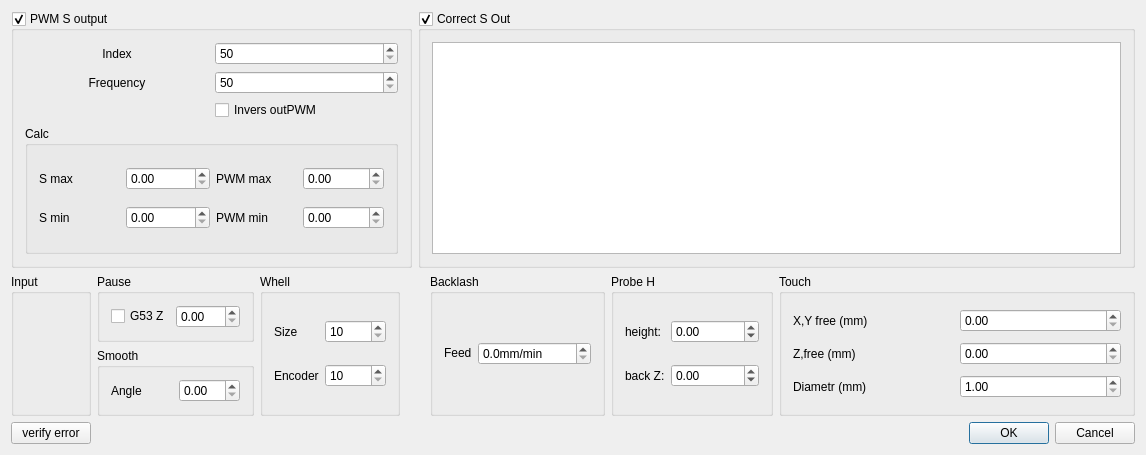
Above: wlproj/wlmill/wleditmillwidget.ui from wldevru/src before the change. Below: the same form after it.
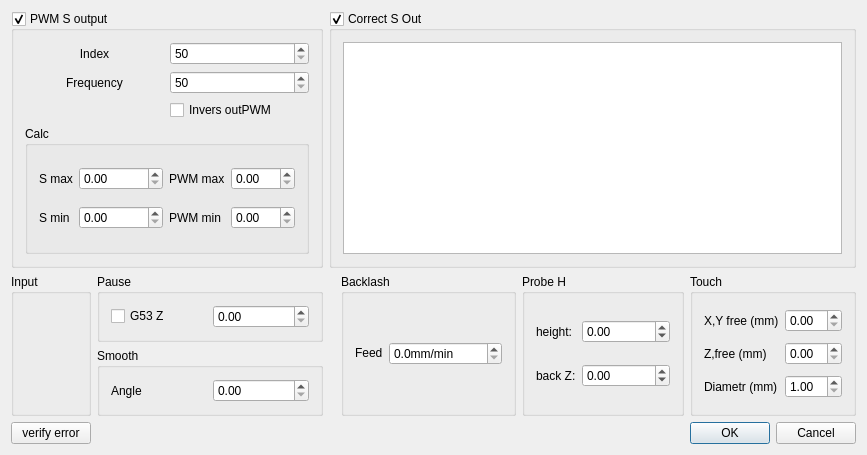
That is the form after the change. Custom widgets are drawn as their Qt base class.

What changed in the file:
```diff
--- a/wlproj/wlmill/wleditmillwidget.ui
+++ b/wlproj/wlmill/wleditmillwidget.ui
@@ -6,7 +6,7 @@
    <rect>
     <x>0</x>
     <y>0</y>
-    <width>1146</width>
+    <width>773</width>
     <height>455</height>
    </rect>
   </property>
@@ -14,83 +14,6 @@
    <string>Edit WLMill</string>
   </property>
   <layout class="QGridLayout" name="gridLayout_8">
-   <item row="3" column="10">
-    <widget class="QDialogButtonBox" name="buttonBox">
-     <property name="standardButtons">
-      <set>QDialogButtonBox::Cancel|QDialogButtonBox::Ok</set>
-     </property>
-    </widget>
-   </item>
-   <item row="0" column="6" colspan="5">
-    <widget class="QGroupBox" name="gbCorrectSOut">
-     <property name="title">
-      <string>Correct S Out</string>
-     </property>
-     <property name="checkable">
-      <bool>true</bool>
-     </property>
-     <layout class="QGridLayout" name="gridLayout_10">
-      <item row="0" column="0">
-       <widget class="QTableWidget" name="twCorrectS"/>
-      </item>
-     </layout>
-    </widget>
-   </item>
-   <item row="1" column="2">
-    <widget class="QGroupBox" name="groupBox_6">
-     <property name="sizePolicy">
-      <sizepolicy hsizetype="Maximum" vsizetype="Preferred">
-       <horstretch>0</horstretch>
-       <verstretch>0</verstretch>
-      </sizepolicy>
-     </property>
-     <property name="title">
-      <string>Pause</string>
-     </property>
-     <layout class="QGridLayout" name="gridLayout_12">
-      <item row="0" column="0">
-       <widget class="QCheckBox" name="cbHPause">
-        <property name="text">
-         <string>G53 Z</string>
-        </property>
-       </widget>
-      </item>
-      <item row="0" column="1">
-       <widget class="QDoubleSpinBox" name="sbHPause">
-        <property name="decimals">
-         <number>2</number>
-        </property>
-        <property name="maximum">
-         <double>300.000000000000000</double>
-        </property>
-       </widget>
-      </item>
-     </layout>
-    </widget>
-   </item>
-   <item row="2" column="2">
-    <widget class="QGroupBox" name="groupBox_3">
-     <property name="title">
-      <string>Smooth</string>
-     </property>
-     <layout class="QGridLayout" name="gridLayout_2">
-      <item row="0" column="0">
-       <widget class="QLabel" name="label_6">
-        <property name="text">
-         <string>Angle</string>
-        </property>
-       </widget>
-      </item>
-      <item row="0" column="1">
-       <widget class="QDoubleSpinBox" name="sbSmoothAng">
-        <property name="maximum">
-         <double>30.000000000000000</double>
-        </property>
-       </widget>
-      </item>
-     </layout>
-    </widget>
-   </item>
    <item row="1" column="1" rowspan="2">
     <widget class="QGroupBox" name="groupBox_4">
      <property name="title">
@@ -109,7 +32,210 @@
      </layout>
     </widget>
    </item>
-   <item row="0" column="1" colspan="5">
+   <item row="1" column="9" rowspan="2">
+    <widget class="QGroupBox" name="groupBox_8">
+     <property name="title">
+      <string>Touch</string>
+     </property>
+     <layout class="QGridLayout" name="gridLayout_13">
+      <item row="1" column="0">
+       <widget class="QLabel" name="label_21">
+        <property name="text">
+         <string>Z,free (mm)</string>
+        </property>
+       </widget>
+      </item>
+      <item row="0" column="1">
+       <widget class="QDoubleSpinBox" name="sbXYFreeTouch">
+        <property name="decimals">
+         <number>2</number>
+        </property>
+        <property name="minimum">
+         <double>0.000000000000000</double>
+        </property>
+        <property name="maximum">
+         <double>15.000000000000000</double>
+        </property>
+       </widget>
+      </item>
+      <item row="0" column="0">
+       <widget class="QLabel" name="label_20">
+        <property name="text">
+         <string>X,Y free (mm)</string>
+        </property>
+       </widget>
+      </item>
+      <item row="1" column="1">
+       <widget class="QDoubleSpinBox" name="sbZFreeTouch">
+        <property name="decimals">
+         <number>2</number>
+        </property>
+        <property name="minimum">
+         <double>0.000000000000000</double>
+        </property>
+        <property name="maximum">
+         <double>15.000000000000000</double>
+        </property>
+       </widget>
+      </item>
+      <item row="2" column="0">
+       <widget class="QLabel" name="label_22">
+        <property name="text">
+         <string>Diametr (mm)</string>
+        </property>
+       </widget>
+      </item>
+      <item row="2" column="1">
+       <widget class="QDoubleSpinBox" name="sbDiametrTouch">
+        <property name="decimals">
+         <number>2</number>
+        </property>
+        <property name="minimum">
+         <double>1.000000000000000</double>
+        </property>
+        <property name="maximum">
+         <double>50.000000000000000</double>
+        </property>
+       </widget>
+      </item>
+     </layout>
+    </widget>
+   </item>
+   <item row="1" column="8" rowspan="2">
+    <widget class="QGroupBox" name="groupBox_7">
+     <property name="title">
+      <string>Probe H</string>
+     </property>
+     <layout class="QGridLayout" name="gridLayout_9">
+      <item row="1" column="0">
+       <widget class="QLabel" name="label_18">
+        <property name="text">
+         <string>back Z:</string>
+        </property>
+       </widget>
+      </item>
+      <item row="0" column="1">
+       <widget class="QDoubleSpinBox" name="sbTabletHProbe">
+        <property name="decimals">
+         <number>2</number>
+        </property>
+        <property name="minimum">
+         <double>-9999999.000000000000000</double>
+        </property>
+        <property name="maximum">
+         <double>9999999.000000000000000</double>
+        </property>
+       </widget>
+      </item>
+      <item row="1" column="1">
+       <widget class="QDoubleSpinBox" name="sbBackZHProbe">
+        <property name="decimals">
+         <number>2</number>
+        </property>
+        <property name="minimum">
+         <double>-9999999.000000000000000</double>
+        </property>
+        <property name="maximum">
+         <double>9999999.000000000000000</double>
+        </property>
+       </widget>
+      </item>
+      <item row="0" column="0">
+       <widget class="QLabel" name="label_17">
+        <property name="text">
+         <string>height:</string>
+        </property>
+       </widget>
+      </item>
+     </layout>
+    </widget>
+   </item>
+   <item row="3" column="1">
+    <widget class="QPushButton" name="pbVerError">
+     <property name="text">
+      <string>verify error</string>
+     </property>
+    </widget>
+   </item>
+   <item row="1" column="7" rowspan="2">
+    <widget class="QGroupBox" name="groupBox">
+     <property name="sizePolicy">
+      <sizepolicy hsizetype="Minimum" vsizetype="Preferred">
+       <horstretch>0</horstretch>
+       <verstretch>0</verstretch>
+      </sizepolicy>
+     </property>
+     <property name="title">
+      <string>Backlash</string>
+     </property>
+     <layout class="QGridLayout" name="gridLayout_6">
+      <item row="0" column="2">
+       <widget class="QDoubleSpinBox" name="sbFbls">
+        <property name="sizePolicy">
+         <sizepolicy hsizetype="Preferred" vsizetype="Preferred">
+          <horstretch>0</horstretch>
+          <verstretch>0</verstretch>
+         </sizepolicy>
+        </property>
+        <property name="minimumSize">
+         <size>
+          <width>70</width>
+          <height>0</height>
+         </size>
+        </property>
+        <property name="suffix">
+         <string>mm/min</string>
+        </property>
+        <property name="decimals">
+         <number>1</number>
+        </property>
+        <property name="minimum">
+         <double>0.000000000000000</double>
+        </property>
+        <property name="maximum">
+         <double>60000.000000000000000</double>
+        </property>
+       </widget>
+      </item>
+      <item row="0" column="0">
+       <widget class="QLabel" name="label_10">
+        <property name="sizePolicy">
+         <sizepolicy hsizetype="Preferred" vsizetype="Maximum">
+          <horstretch>0</horstretch>
+          <verstretch>0</verstretch>
+         </sizepolicy>
+        </property>
+        <property name="text">
+         <string>Feed</string>
+        </property>
+       </widget>
+      </item>
+     </layout>
+    </widget>
+   </item>
+   <item row="3" column="9">
+    <widget class="QDialogButtonBox" name="buttonBox">
+     <property name="standardButtons">
+      <set>QDialogButtonBox::Cancel|QDialogButtonBox::Ok</set>
+     </property>
+    </widget>
+   </item>
+   <item row="0" column="5" colspan="5">
+    <widget class="QGroupBox" name="gbCorrectSOut">
+     <property name="title">
+      <string>Correct S Out</string>
+     </property>
+     <property name="checkable">
+      <bool>true</bool>
+     </property>
+     <layout class="QGridLayout" name="gridLayout_10">
+      <item row="0" column="0">
+       <widget class="QTableWidget" name="twCorrectS"/>
+      </item>
+     </layout>
+    </widget>
+   </item>
+   <item row="0" column="1" colspan="4">
     <widget class="QGroupBox" name="gbPWMOut">
      <property name="title">
       <string>PWM S output</string>
@@ -236,61 +362,8 @@
      </layout>
     </widget>
    </item>
-   <item row="3" column="1">
-    <widget class="QPushButton" name="pbVerError">
-     <property name="text">
-      <string>verify error</string>
-     </property>
-    </widget>
-   </item>
-   <item row="1" column="3" rowspan="2">
-    <widget class="QGroupBox" name="gbWhell">
-     <property name="title">
-      <string>Whell</string>
-     </property>
-     <property name="checkable">
-      <bool>false</bool>
-     </property>
-     <layout class="QGridLayout" name="gridLayout_7">
-      <item row="2" column="0">
-       <widget class="QLabel" name="label_19">
-        <property name="text">
-         <string>Encoder</string>
-        </property>
-       </widget>
-      </item>
-      <item row="2" column="1">
-       <widget class="QSpinBox" name="sbWEncoder">
-        <property name="minimum">
-         <number>10</number>
-        </property>
-        <property name="maximum">
-         <number>10000</number>
-        </property>
-       </widget>
-      </item>
-      <item row="0" column="1">
-       <widget class="QSpinBox" name="sbWhellSize">
-        <property name="minimum">
-         <number>10</number>
-        </property>
-        <property name="maximum">
-         <number>10000</number>
-        </property>
-       </widget>
-      </item>
-      <item row="0" column="0">
-       <widget class="QLabel" name="label_16">
-        <property name="text">
-         <string>Size</string>
-        </property>
-       </widget>
-      </item>
-     </layout>
-    </widget>
-   </item>
-   <item row="1" column="8" rowspan="2">
-    <widget class="QGroupBox" name="groupBox">
+   <item row="1" column="2" colspan="3">
+    <widget class="QGroupBox" name="groupBox_6">
      <property name="sizePolicy">
       <sizepolicy hsizetype="Minimum" vsizetype="Preferred">
        <horstretch>0</horstretch>
@@ -298,165 +371,46 @@
       </sizepolicy>
      </property>
      <property name="title">
-      <string>Backlash</string>
+      <string>Pause</string>
      </property>
-     <layout class="QGridLayout" name="gridLayout_6">
-      <item row="0" column="2">
-       <widget class="QDoubleSpinBox" name="sbFbls">
-        <property name="sizePolicy">
-         <sizepolicy hsizetype="Preferred" vsizetype="Preferred">
-          <horstretch>0</horstretch>
-          <verstretch>0</verstretch>
-         </sizepolicy>
-        </property>
-        <property name="minimumSize">
-         <size>
-          <width>70</width>
-          <height>0</height>
-         </size>
-        </property>
-        <property name="suffix">
-         <string>mm/min</string>
-        </property>
-        <property name="decimals">
-         <number>1</number>
-        </property>
-        <property name="minimum">
-         <double>0.000000000000000</double>
-        </property>
-        <property name="maximum">
-         <double>60000.000000000000000</double>
-        </property>
-       </widget>
-      </item>
+     <layout class="QGridLayout" name="gridLayout_12">
       <item row="0" column="0">
-       <widget class="QLabel" name="label_10">
-        <property name="sizePolicy">
-         <sizepolicy hsizetype="Preferred" vsizetype="Maximum">
-          <horstretch>0</horstretch>
-          <verstretch>0</verstretch>
-         </sizepolicy>
-        </property>
+       <widget class="QCheckBox" name="cbHPause">
         <property name="text">
-         <string>Feed</string>
+         <string>G53 Z</string>
         </property>
        </widget>
       </item>
-     </layout>
-    </widget>
-   </item>
-   <item row="1" column="9" rowspan="2">
-    <widget class="QGroupBox" name="groupBox_7">
-     <property name="title">
-      <string>Probe H</string>
-     </property>
-     <layout class="QGridLayout" name="gridLayout_9">
-      <item row="1" column="0">
-       <widget class="QLabel" name="label_18">
-        <property name="text">
-         <string>back Z:</string>
-        </property>
-       </widget>
-      </item>
       <item row="0" column="1">
-       <widget class="QDoubleSpinBox" name="sbTabletHProbe">
+       <widget class="QDoubleSpinBox" name="sbHPause">
         <property name="decimals">
          <number>2</number>
         </property>
-        <property name="minimum">
-         <double>-9999999.000000000000000</double>
-        </property>
         <property name="maximum">
-         <double>9999999.000000000000000</double>
+         <double>300.000000000000000</double>
         </property>
        </widget>
       </item>
-      <item row="1" column="1">
-       <widget class="QDoubleSpinBox" name="sbBackZHProbe">
-        <property name="decimals">
-         <number>2</number>
-        </property>
-        <property name="minimum">
-         <double>-9999999.000000000000000</double>
-        </property>
-        <property name="maximum">
-         <double>9999999.000000000000000</double>
-        </property>
-       </widget>
-      </item>
-      <item row="0" column="0">
-       <widget class="QLabel" name="label_17">
-        <property name="text">
-         <string>height:</string>
-        </property>
-       </widget>
-      </item>
      </layout>
     </widget>
    </item>
-   <item row="1" column="10" rowspan="2">
-    <widget class="QGroupBox" name="groupBox_8">
+   <item row="2" column="2" colspan="3">
+    <widget class="QGroupBox" name="groupBox_3">
      <property name="title">
-      <string>Touch</string>
+      <string>Smooth</string>
      </property>
-     <layout class="QGridLayout" name="gridLayout_13">
-      <item row="1" column="0">
-       <widget class="QLabel" name="label_21">
+     <layout class="QGridLayout" name="gridLayout_2">
+      <item row="0" column="0">
+       <widget class="QLabel" name="label_6">
         <property name="text">
-         <string>Z,free (mm)</string>
+         <string>Angle</string>
         </property>
        </widget>
       </item>
       <item row="0" column="1">
-       <widget class="QDoubleSpinBox" name="sbXYFreeTouch">
-        <property name="decimals">
-         <number>2</number>
-        </property>
-        <property name="minimum">
-         <double>0.000000000000000</double>
-        </property>
+       <widget class="QDoubleSpinBox" name="sbSmoothAng">
         <property name="maximum">
-         <double>15.000000000000000</double>
-        </property>
-       </widget>
-      </item>
-      <item row="0" column="0">
-       <widget class="QLabel" name="label_20">
-        <property name="text">
-         <string>X,Y free (mm)</string>
-        </property>
-       </widget>
-      </item>
-      <item row="1" column="1">
-       <widget class="QDoubleSpinBox" name="sbZFreeTouch">
-        <property name="decimals">
-         <number>2</number>
-        </property>
-        <property name="minimum">
-         <double>0.000000000000000</double>
-        </property>
-        <property name="maximum">
-         <double>15.000000000000000</double>
-        </property>
-       </widget>
-      </item>
-      <item row="2" column="0">
-       <widget class="QLabel" name="label_22">
-        <property name="text">
-         <string>Diametr (mm)</string>
-        </property>
-       </widget>
-      </item>
-      <item row="2" column="1">
-       <widget class="QDoubleSpinBox" name="sbDiametrTouch">
-        <property name="decimals">
-         <number>2</number>
-        </property>
-        <property name="minimum">
-         <double>1.000000000000000</double>
-        </property>
-        <property name="maximum">
-         <double>50.000000000000000</double>
+         <double>30.000000000000000</double>
         </property>
        </widget>
       </item>
```
Left out of the diff: 2 changed lines with no effect on the pictures.
